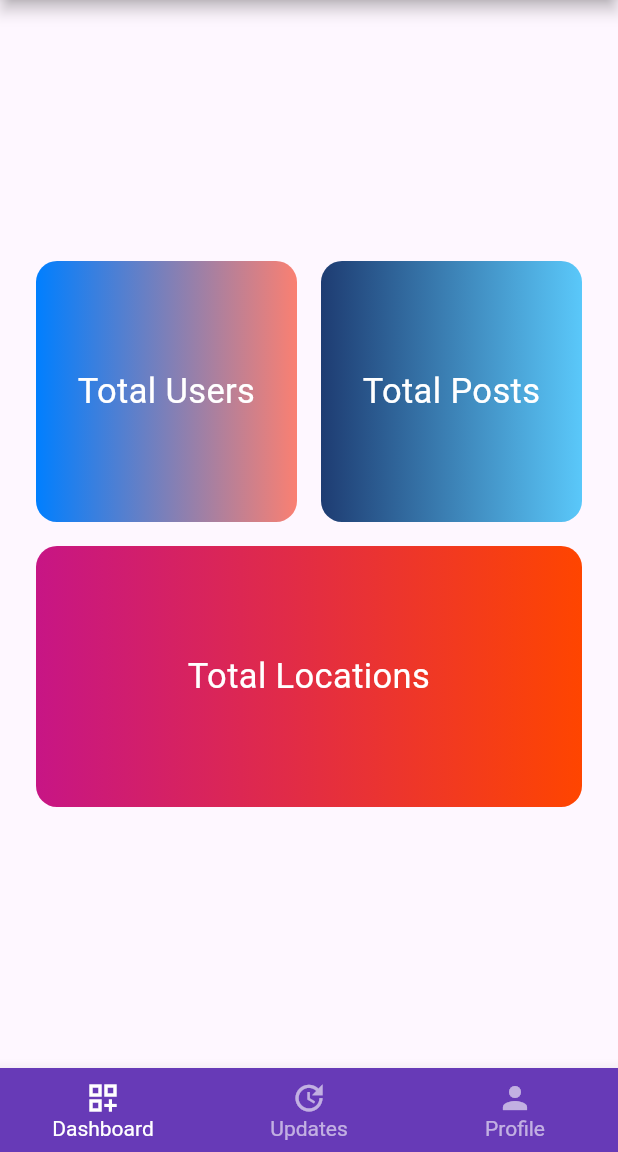
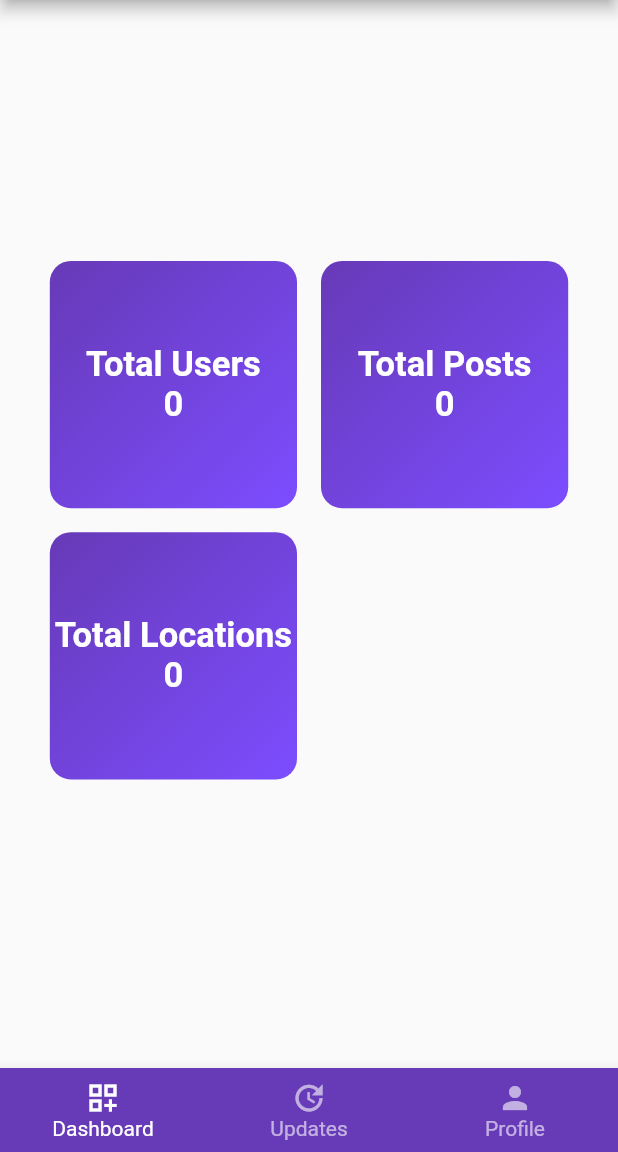
Before and after one commit to muznahrehman21/unimap_admin1, a Flutter app: the BottomNav screen opened directly, on a phone screen of 412 x 824 dp, the part 84-1236 px from its top. Run offline on Flutter 3.47's test engine with Material 3 defaults, Android fonts, the light colour scheme and no system bars; our stand-ins replace cloud_firestore, file_picker, firebase_auth, firebase_core, firebase_storage, geolocator and 4 more; accounts and stored records are empty.

Commit message:
adminn donnne

```diff
--- a/lib/controllers/bottom_nav_controller.dart
+++ b/lib/controllers/bottom_nav_controller.dart
@@ -2,7 +2,7 @@ import 'package:flutter/material.dart';
 import 'package:get/get.dart';
 
 import '../views/tabs/dashboard_screen.dart';
-import '../views/tabs/profile_screen.dart';
+import '../views/tabs/profile/profile_screen.dart';
 import '../views/tabs/update_screen.dart';
 
 class BottomNavController extends GetxController {
@@ -21,7 +21,6 @@ _selectedIndex.value=index;
 List<Widget> screens=[
   const DashBoard(),
   const UpdateScreen(),
-
-//  const ProfileScreen(),
+ const ProfileScreen(),
 ];
 }
--- /dev/null
+++ b/lib/controllers/dashboard_cotroller.dart
@@ -0,0 +1,38 @@
+import 'dart:async';
+
+import 'package:cloud_firestore/cloud_firestore.dart';
+import 'package:get/get.dart';
+
+class DashboardController extends GetxController{
+  RxString totalUsers = ''.obs;
+  RxString totalPosts = ''.obs;
+  RxString totalLocations = ''.obs;
+  final StreamController<List<DocumentSnapshot>> _controller = StreamController.broadcast();
+
+  @override
+  void onInit() {
+    getCounts();
+    super.onInit();
+  }
+  getCounts()async{
+    FirebaseFirestore.instance.collection('users').snapshots().listen((snapshot) {
+      _controller.add(snapshot.docs);
+      totalUsers.value = snapshot.docs.length.toString();
+    }, onError: (error) {
+      _controller.addError(error);
+    });
+    FirebaseFirestore.instance.collection('locations').snapshots().listen((snapshot) {
+      _controller.add(snapshot.docs);
+      totalLocations.value = snapshot.docs.length.toString();
+    }, onError: (error) {
+      _controller.addError(error);
+    });
+    FirebaseFirestore.instance.collection('posts').snapshots().listen((snapshot) {
+      _controller.add(snapshot.docs);
+      totalPosts.value = snapshot.docs.length.toString();
+    }, onError: (error) {
+      _controller.addError(error);
+    });
+
+  }
+}
--- a/lib/controllers/updates_controller.dart
+++ b/lib/controllers/updates_controller.dart
@@ -36,10 +36,8 @@ class UpdatesController extends GetxController {
           await FirebaseStorage.instance.ref(filePath).putFile(file!);
       String imageUrl = await uploadTask.ref.getDownloadURL();
 
-      final userRef = FirebaseFirestore.instance
-          .collection('posts')
-          .doc(FirebaseAuth.instance.currentUser!.uid);
-      await userRef.set({
+      final collection = FirebaseFirestore.instance.collection('posts');
+      await collection.add({
         'url': imageUrl,
         'description': description,
         'type': type,
--- a/lib/views/tabs/dashboard_screen.dart
+++ b/lib/views/tabs/dashboard_screen.dart
@@ -1,4 +1,6 @@
 import 'package:flutter/material.dart';
+import 'package:get/get.dart';
+import 'package:unimap_admin/controllers/dashboard_cotroller.dart';
 
 class DashBoard extends StatefulWidget {
   const DashBoard({super.key});
@@ -8,36 +10,11 @@ class DashBoard extends StatefulWidget {
 }
 
 class _DashBoardState extends State<DashBoard> {
+  DashboardController _dashboardController = Get.put(DashboardController());
   @override
   Widget build(BuildContext context) {
     // A list of gradients to be used for each box
-    final gradients = [
-      const LinearGradient(
-        colors: [
-          Color.fromRGBO(0, 127, 255, 1.0),
-          Color.fromRGBO(250, 128, 114, 1.0)
-        ],
-      ),
-      const LinearGradient(
-        colors: [
-          Color.fromRGBO(30, 60, 114, 1.0),
-          Color.fromRGBO(90, 200, 250, 1.0)
-        ],
-      ),
-      const LinearGradient(
-        colors: [
-          Color.fromRGBO(199, 21, 133, 1.0),
-          Color.fromRGBO(255, 69, 0, 1.0)
-        ],
-      ),
-    ];
-
-    // A list of texts to be used for each box
-    final texts = ['Total Users', 'Total Posts', ''];
-
-    return MaterialApp(
-      title: 'Grid Demo',
-      home: Scaffold(
+    return Scaffold(
       body: Center(
         child: Container(
           padding: const EdgeInsets.all(16),
@@ -46,41 +23,64 @@ class _DashBoardState extends State<DashBoard> {
               0.5,
           child: Column(
             children: [
-                Expanded(
-                  child: Row(
+              Obx(
+                  ()=> Wrap(
                   children: <Widget>[
-                      _buildGradientBox(gradients[0], texts[0]),
-                      _buildGradientBox(gradients[1], texts[1]),
+                    _buildGradientBox( 'Total Users',_dashboardController.totalUsers.value.toString()),
+                    _buildGradientBox('Total Posts',_dashboardController.totalPosts.value.toString()),
+                    _buildGradientBox( 'Total Locations',_dashboardController.totalLocations.value.toString()),
+
                   ],
                 ),
               ),
-                _buildGradientBox(gradients[2], 'Total Locations'),
             ],
-            ),
           ),
         ),
       ),
     );
   }
 
-  Widget _buildGradientBox(LinearGradient gradient, String text) {
-    return Expanded(
-      child: Container(
+  Widget _buildGradientBox( String text,String value) {
+    return Container(
+      width: MediaQuery.of(context).size.width *
+          0.4, // Width of the box should be 40% of the screen width
+      height: MediaQuery.of(context).size.height * 0.2,
       margin: const EdgeInsets.all(8), // Spacing between boxes
       decoration: BoxDecoration(
         borderRadius: BorderRadius.circular(14), // Rounded corners
-          gradient: gradient,
+        gradient: const LinearGradient(
+          colors: [
+            Colors.deepPurple,
+            Colors.deepPurpleAccent,
+          ],
+          begin: Alignment.topLeft,
+          end: Alignment.bottomRight,
+        ),
       ),
       child: Center(
-          child: Text(
+        child: Column(
+          crossAxisAlignment: CrossAxisAlignment.center,
+          mainAxisSize: MainAxisSize.min,
+          children: [
+            Text(
               text,
               style: const TextStyle(
                 fontSize: 23,
-
                 color: Colors.white,
+                fontWeight: FontWeight.bold,
               ),
               textAlign: TextAlign.center,
             ),
+            Text(
+              value,
+              style: const TextStyle(
+                fontSize: 23,
+                color: Colors.white,
+                fontWeight: FontWeight.bold,
+              ),
+              textAlign: TextAlign.center,
+            ),
+          ],
         ),
       ),
     );
--- a/lib/widgets/custom_textfield.dart
+++ b/lib/widgets/custom_textfield.dart
@@ -22,6 +22,7 @@ class CustomTextField extends StatelessWidget {
   final bool isValidator;
   final String? validatorMessage;
   final Color? fillColor;
+  final Color? borderColor;
   final TextCapitalization capitalization;
   final Icon? prefixIcon;
   final String? initialValue;
@@ -48,7 +49,7 @@ class CustomTextField extends StatelessWidget {
         this.isEnabled = true,
         this.maxLength,
         this.onChanged,
-        this.onEditingComplete, required Color borderColor
+        this.onEditingComplete,   this.borderColor
       });
 
   @override
--- a/pubspec.yaml
+++ b/pubspec.yaml
@@ -43,6 +43,11 @@ dependencies:
   cloud_firestore:
   firebase_storage:
   file_picker:
+  image_picker:
+  geolocator:
+  google_maps_flutter:
+  permission_handler:
+  geocoding:
 dev_dependencies:
   flutter_test:
     sdk: flutter
```
Also changed, not shown: lib/controllers/location_controller.dart (added, +132 -0 lines), lib/views/tabs/profile/add_location.dart (added, +147 -0 lines), lib/views/tabs/profile/map_screen.dart (added, +50 -0 lines), lib/views/tabs/profile/profile_screen.dart (renamed from lib/views/tabs/profile_screen.dart, +30 -10 lines), 5 other files. Lines whose indentation alone changed are shown as unchanged.
